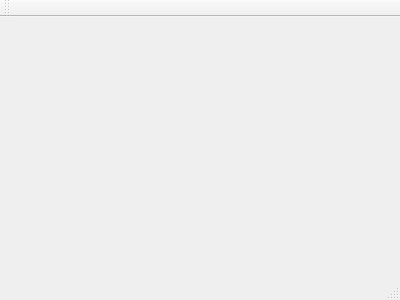
This is mainwindow.ui in sandroKa/SE as Qt 5 draws it before an edit. The edited form follows.
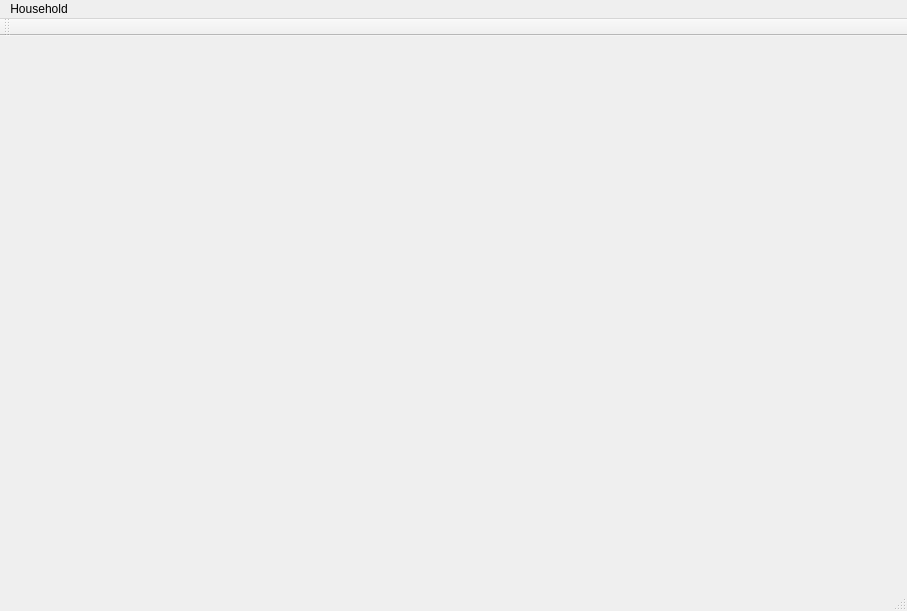
This is the edited form.

What changed in the file:
```diff
--- a/mainwindow.ui
+++ b/mainwindow.ui
@@ -1,24 +1,45 @@
 <ui version="4.0">
  <class>MainWindow</class>
- <widget class="QMainWindow" name="MainWindow" >
-  <property name="geometry" >
+ <widget class="QMainWindow" name="MainWindow">
+  <property name="geometry">
    <rect>
     <x>0</x>
     <y>0</y>
-    <width>400</width>
-    <height>300</height>
+    <width>907</width>
+    <height>611</height>
    </rect>
   </property>
   <property name="windowTitle" >
    <string>MainWindow</string>
   </property>
-  <widget class="QMenuBar" name="menuBar" />
-  <widget class="QToolBar" name="mainToolBar" />
-  <widget class="QWidget" name="centralWidget" />
-  <widget class="QStatusBar" name="statusBar" />
+  <widget class="QWidget" name="centralWidget"/>
+  <widget class="QMenuBar" name="menuBar">
+   <property name="geometry">
+    <rect>
+     <x>0</x>
+     <y>0</y>
+     <width>907</width>
+     <height>22</height>
+    </rect>
+   </property>
+   <widget class="QMenu" name="menuHousehold">
+    <property name="title">
+     <string>Household</string>
+    </property>
+   </widget>
+   <addaction name="menuHousehold"/>
+  </widget>
+  <widget class="QToolBar" name="mainToolBar">
+   <attribute name="toolBarArea">
+    <enum>TopToolBarArea</enum>
+   </attribute>
+   <attribute name="toolBarBreak">
+    <bool>false</bool>
+   </attribute>
+  </widget>
+  <widget class="QStatusBar" name="statusBar"/>
  </widget>
- <layoutDefault spacing="6" margin="11" />
- <pixmapfunction></pixmapfunction>
+ <layoutdefault spacing="6" margin="11"/>
  <resources/>
  <connections/>
 </ui>
```
Left out of the diff: 3 changed lines with no effect on the pictures.
